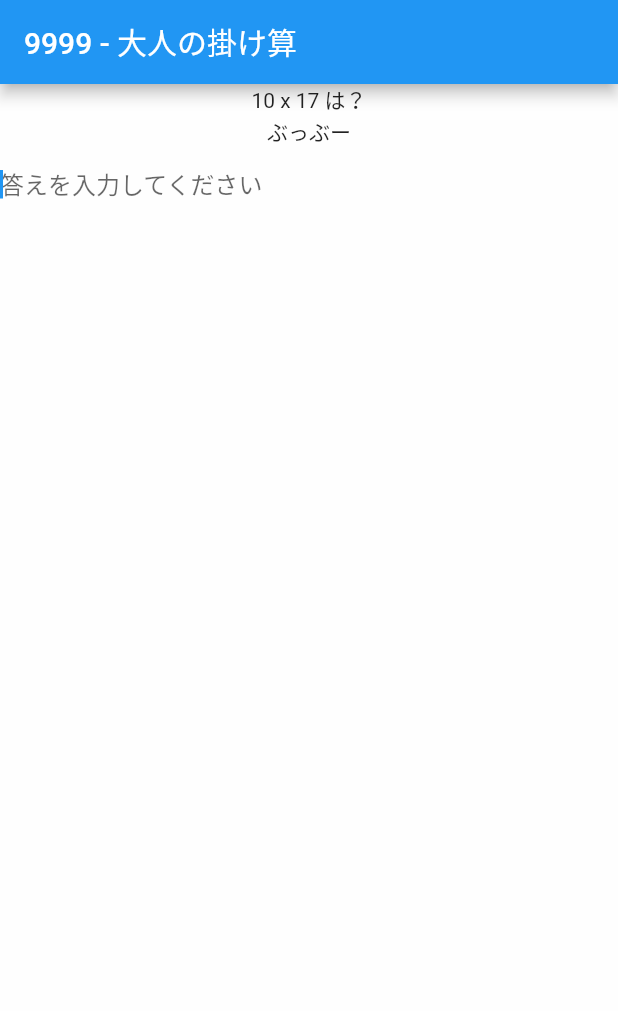
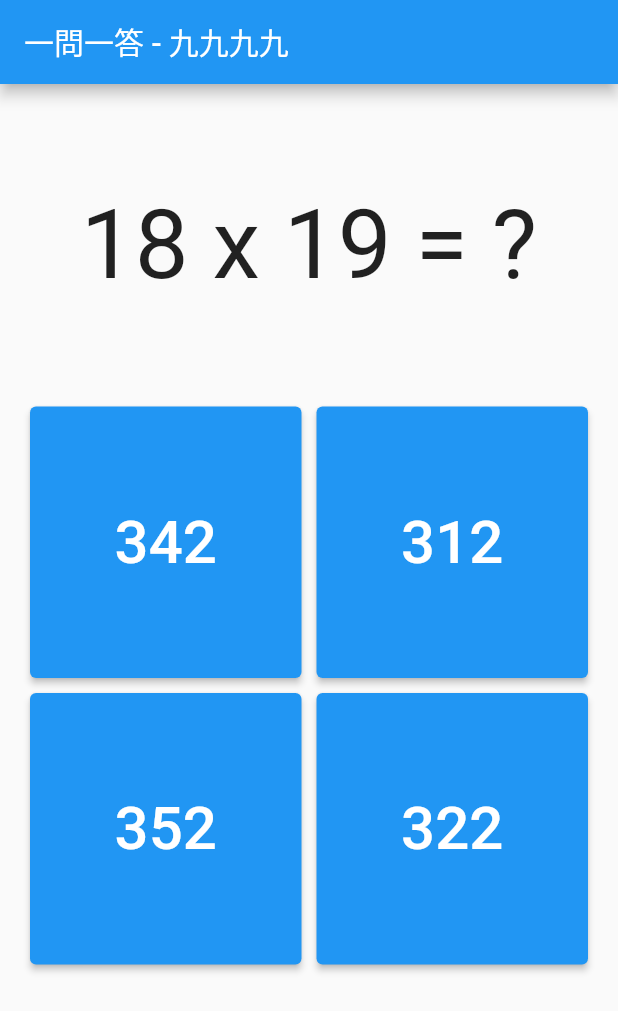
Before and after one commit to mitsuoka0423/9999.dart, a Flutter app: the screen it shows after launch, on a phone screen of 412 x 824 dp. Shown: the top 1011 px of the screen. Run offline on Flutter 3.47's test engine with Material 2 defaults, Android fonts, the phone set to English and light mode, and no system bars.

Commit message:
feat: 一問一答ページ

```diff
--- a/lib/main.dart
+++ b/lib/main.dart
@@ -11,11 +11,11 @@ class MyApp extends StatelessWidget {
   @override
   Widget build(BuildContext context) {
     return MaterialApp(
-      title: 'Flutter Demo',
+      title: '九九九九 - 2桁x2桁の掛け算',
       theme: ThemeData(
         primarySwatch: Colors.blue,
       ),
-      home: const QuestionPage(title: 'Flutter Demo Home Page'),
+      home: QuestionPage(),
     );
   }
 }
--- a/lib/pages/question_page.dart
+++ b/lib/pages/question_page.dart
@@ -1,49 +1,111 @@
 import 'package:flutter/material.dart';
-import '../domains/question.dart';
+import 'dart:math';
 
 class QuestionPage extends StatefulWidget {
-  const QuestionPage({super.key, required this.title});
-
-  final String title;
+  const QuestionPage({super.key});
 
   @override
-  State<QuestionPage> createState() => _QuestionPageState();
+  _QuestionPageState createState() => _QuestionPageState();
 }
 
 class _QuestionPageState extends State<QuestionPage> {
-  int answer = -1;
-  Question question = Question();
+  int number1 = 0;
+  int number2 = 0;
+  List<int> options = [];
+  int correctAnswer = 0;
+  String feedback = '';
+
+  @override
+  void initState() {
+    super.initState();
+    generateQuestion();
+  }
+
+  void generateQuestion() {
+    Random random = Random();
+    number1 = 11 + random.nextInt(9);
+    number2 = 11 + random.nextInt(9);
+    correctAnswer = number1 * number2;
+
+    // Generating wrong answers
+    Set<int> wrongAnswers = {};
+    while (wrongAnswers.length < 3) {
+      int tensVary = (random.nextInt(3) + 1) * 10; // Generate 10, 20, or 30
+      int wrong = random.nextBool()
+          ? correctAnswer + tensVary
+          : correctAnswer - tensVary;
+      if (wrong != correctAnswer && wrong > 0) {
+        wrongAnswers.add(wrong);
+      }
+    }
+
+    options = [correctAnswer, ...wrongAnswers];
+    options.shuffle(random);
+  }
+
+  void handleAnswer(int option) {
+    if (option == correctAnswer) {
+      setState(() {
+        feedback = '正解';
+      });
+      Future.delayed(Duration(seconds: 2), () {
+        generateQuestion();
+        setState(() {
+          feedback = '';
+        });
+      });
+    } else {
+      setState(() {
+        feedback = 'ぶっぶー';
+      });
+    }
+  }
 
   @override
   Widget build(BuildContext context) {
     return Scaffold(
-      appBar: AppBar(
-        title: const Text('9999 - 大人の掛け算'),
+      appBar: AppBar(title: const Text('一問一答 - 九九九九')),
+      body: Padding(
+        padding: const EdgeInsets.all(20.0),
+        child: Column(
+          mainAxisAlignment: MainAxisAlignment.center,
+          crossAxisAlignment: CrossAxisAlignment.stretch,
+          children: [
+            const SizedBox(height: 50), // Added padding at the top
+            Text(
+              '$number1 x $number2 = ?',
+              style: const TextStyle(fontSize: 64),
+              textAlign: TextAlign.center,
+            ),
+            const SizedBox(height: 20),
+            Container(
+              height: 30,
+              child: Center(
+                child: Text(
+                  feedback,
+                  style: const TextStyle(fontSize: 24, color: Colors.red),
+                  textAlign: TextAlign.center,
+                ),
+              ),
+            ),
+            const SizedBox(height: 20),
+            Expanded(
+              child: GridView.count(
+                crossAxisCount: 2,  // Two columns
+                children: options.map((option) => ElevatedButton(
+                  onPressed: () => handleAnswer(option),
+                  child: Text(
+                      option.toString(),
+                      style: TextStyle(fontSize: 40)  // Updated font size
+                  ),
+                )).toList(),
+                mainAxisSpacing: 10,  // vertical spacing
+                crossAxisSpacing: 10,  // horizontal spacing
+              ),
+            ),
+          ],
+        ),
       ),
-      body: Container(
-          color: Colors.white70,
-          width: double.infinity,
-          height: double.infinity,
-          child: Column(
-            children: [
-              Text(question.ask()),
-              Text(answer == question.multiplication?.product ? '正解' : 'ぶっぶー'),
-              TextField(
-                autofocus: true,
-                decoration: const InputDecoration(
-                  border: InputBorder.none,
-                  hintText: '答えを入力してください',
-                ),
-                onChanged: (input) {
-                  setState(() {
-                    if (int.tryParse(input) != null) {
-                      answer = int.parse(input);
-                    }
-                  });
-                },
-              ),
-            ],
-          )),
     );
   }
 }
```
